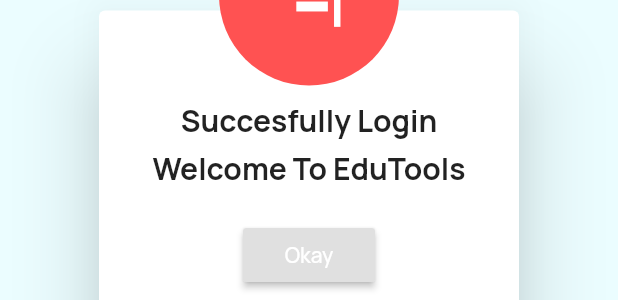
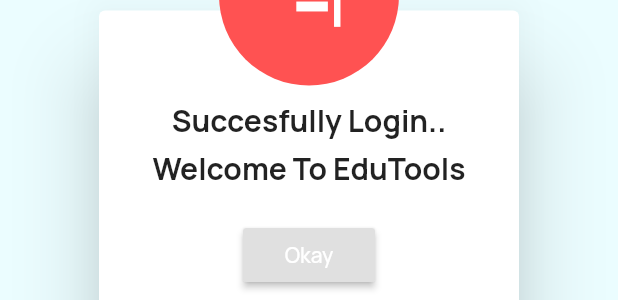
Before and after one commit to Aman-1603/edu_tools, a Flutter app: the AdvanceCustomAlertlogin widget shown alone on an empty page, opened directly, on a phone screen of 412 x 824 dp. Shown: the part 420-720 px from the top of the screen. Run offline on Flutter 3.47's test engine with Material 2 defaults, Android fonts, the phone set to English and light mode, and no system bars; our stand-ins replace firebase_auth, firebase_core, flutter_signin_button, fluttertoast, form_field_validator, google_fonts and 2 more; accounts and stored records are empty.

Commit message:
Some customization added in Registration and Login Modual..

```diff
--- a/lib/views/authentication/login_page.dart
+++ b/lib/views/authentication/login_page.dart
@@ -241,7 +241,7 @@ class AdvanceCustomAlertlogin extends StatelessWidget {
               child: Column(
 
                 children: [
-                  Text('Succesfully Login', style: TextStyle(fontWeight: FontWeight.bold,fontSize: 20),textAlign: TextAlign.center,),
+                  Text('Succesfully Login..', style: TextStyle(fontWeight: FontWeight.bold,fontSize: 20),textAlign: TextAlign.center,),
                   SizedBox(height: 5,),
                   Text('Welcome To EduTools', style: TextStyle(fontWeight: FontWeight.bold,fontSize: 20),textAlign: TextAlign.center,),
                   SizedBox(height: 20,),
```
